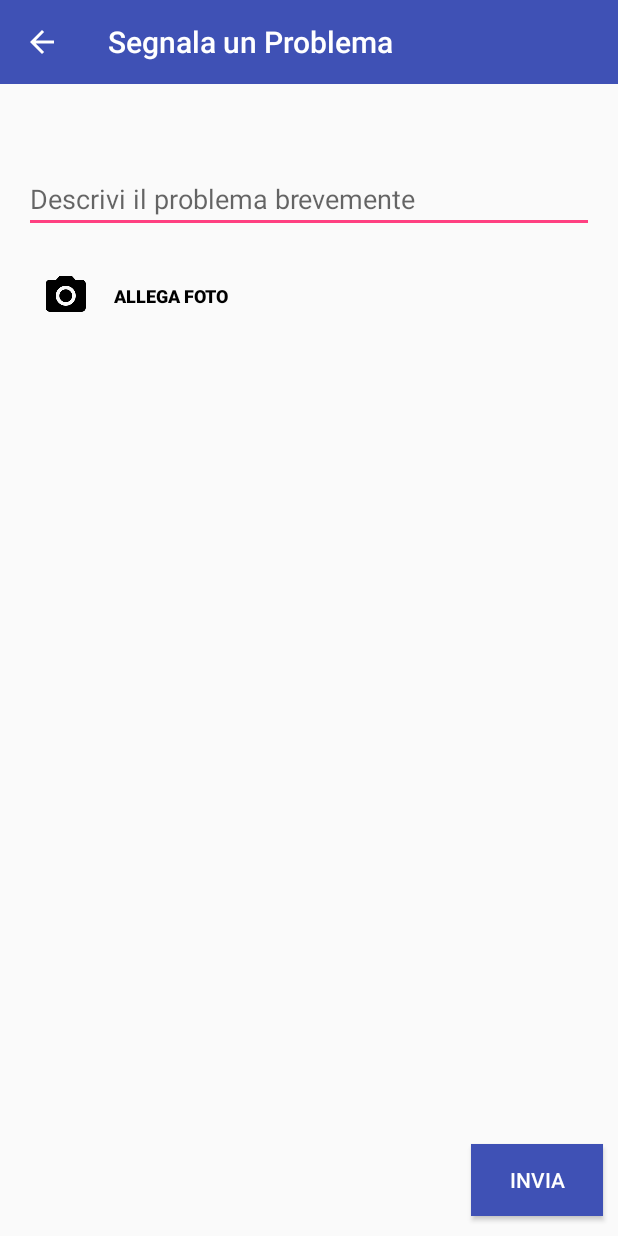
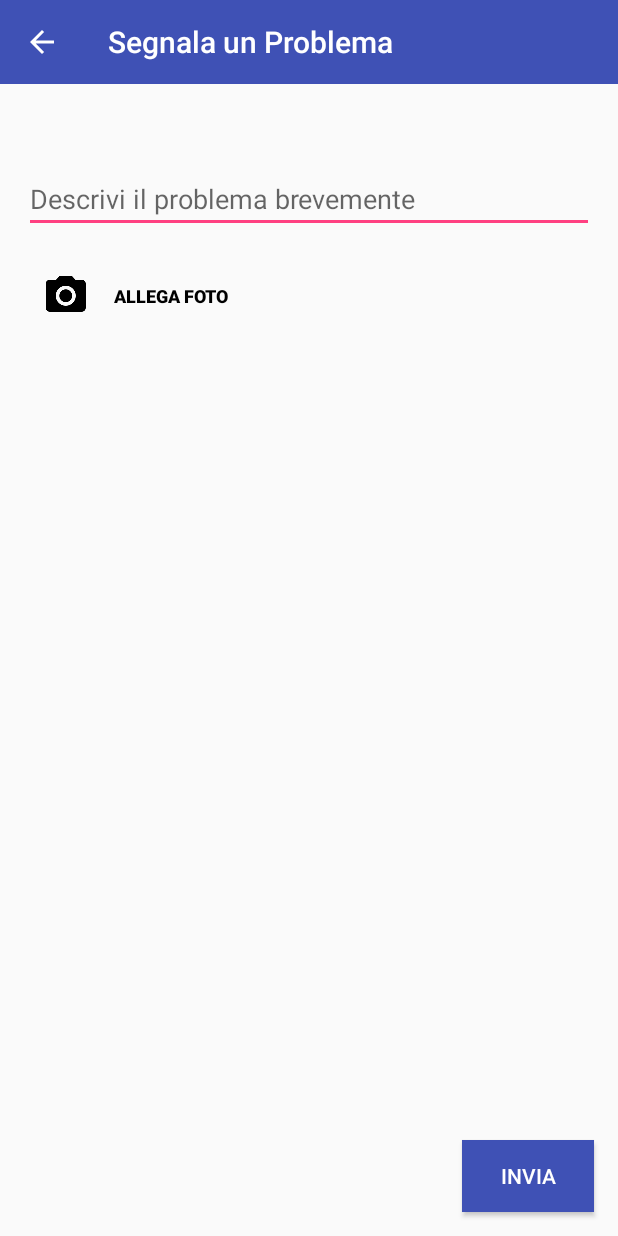
Before and after one commit to OmarGX/PolApp, an Android app: the NotifyActivity screen opened directly, with no data from a screen before it, on a phone screen of 412 x 824 dp. Run offline under Robolectric (Android 15) with nearby library versions, the phone set to English and light mode, and no system bars; our stand-ins replace Volley; 5 statements that could not run were skipped.

Commit message:
Modifica layout NotifyActivity (errore nel buttonsend)

```diff
--- a/app/src/main/res/layout/activity_notify.xml
+++ b/app/src/main/res/layout/activity_notify.xml
@@ -18,28 +18,11 @@
         tools:layout_editor_absoluteX="8dp"
         tools:layout_editor_absoluteY="3dp" />
 
-    <Button
-        android:id="@+id/buttonsend"
-        style="@style/Widget.AppCompat.Button"
-        android:layout_width="wrap_content"
-        android:layout_height="wrap_content"
-        android:layout_alignParentBottom="true"
-        android:layout_alignParentEnd="true"
-        android:layout_alignParentRight="true"
-        android:layout_marginBottom="13dp"
-        android:layout_marginEnd="10dp"
-        android:layout_marginRight="10dp"
-        android:background="@color/colorPrimary"
-        android:elevation="2dp"
-        android:text="@string/send"
-        android:textColor="@android:color/background_light"
-        tools:targetApi="lollipop" />
-
 
     <ScrollView
         android:id="@+id/scrollView"
         android:layout_width="match_parent"
-        android:layout_height="wrap_content"
+        android:layout_height="match_parent"
         android:layout_alignParentLeft="true"
         android:layout_alignParentStart="true"
         android:layout_below="@+id/toolbar4"
@@ -96,9 +79,9 @@
                 android:layout_alignParentLeft="true"
                 android:layout_alignParentStart="true"
                 android:layout_below="@+id/buttonphoto"
-                android:layout_marginTop="16dp"
                 android:layout_marginLeft="16dp"
-                android:layout_marginStart="16dp"/>
+                android:layout_marginStart="16dp"
+                android:layout_marginTop="16dp" />
 
             <Button
                 android:id="@+id/cancel_button"
@@ -136,10 +119,10 @@
                 android:layout_height="150dp"
                 android:layout_alignParentLeft="true"
                 android:layout_alignParentStart="true"
+                android:layout_below="@id/photoSaved"
                 android:layout_marginLeft="16dp"
                 android:layout_marginStart="16dp"
-                android:layout_marginTop="16dp"
-                android:layout_below="@id/photoSaved"/>
+                android:layout_marginTop="16dp" />
 
             <Button
                 android:id="@+id/cancel_button3"
@@ -158,12 +141,12 @@
                 android:layout_height="150dp"
                 android:layout_alignLeft="@+id/photoSaved2"
                 android:layout_alignParentEnd="true"
+                android:layout_alignParentRight="true"
                 android:layout_alignStart="@+id/photoSaved2"
-                android:layout_alignParentRight="true"
+                android:layout_below="@+id/photoSaved2"
+                android:layout_marginEnd="16dp"
                 android:layout_marginRight="16dp"
-                android:layout_marginEnd="16dp"
-                android:layout_marginTop="16dp"
-                android:layout_below="@+id/photoSaved2"/>
+                android:layout_marginTop="16dp" />
 
             <Button
                 android:id="@+id/cancel_button4"
@@ -178,6 +161,24 @@
                 android:text="@string/cancel_button"
                 android:textStyle="bold" />
 
+            <Button
+                android:id="@+id/buttonsend"
+                style="@style/Widget.AppCompat.Button"
+                android:layout_width="wrap_content"
+                android:layout_height="wrap_content"
+                android:layout_alignParentEnd="true"
+                android:layout_alignParentRight="true"
+                android:layout_alignParentBottom="true"
+                android:layout_marginBottom="16dp"
+                android:layout_marginEnd="16dp"
+                android:layout_marginRight="16dp"
+                android:layout_marginTop="16dp"
+                android:background="@color/colorPrimary"
+                android:elevation="2dp"
+                android:text="@string/send"
+                android:textColor="@android:color/background_light"
+                tools:targetApi="lollipop" />
+
 
         </RelativeLayout>
     </ScrollView>
```
